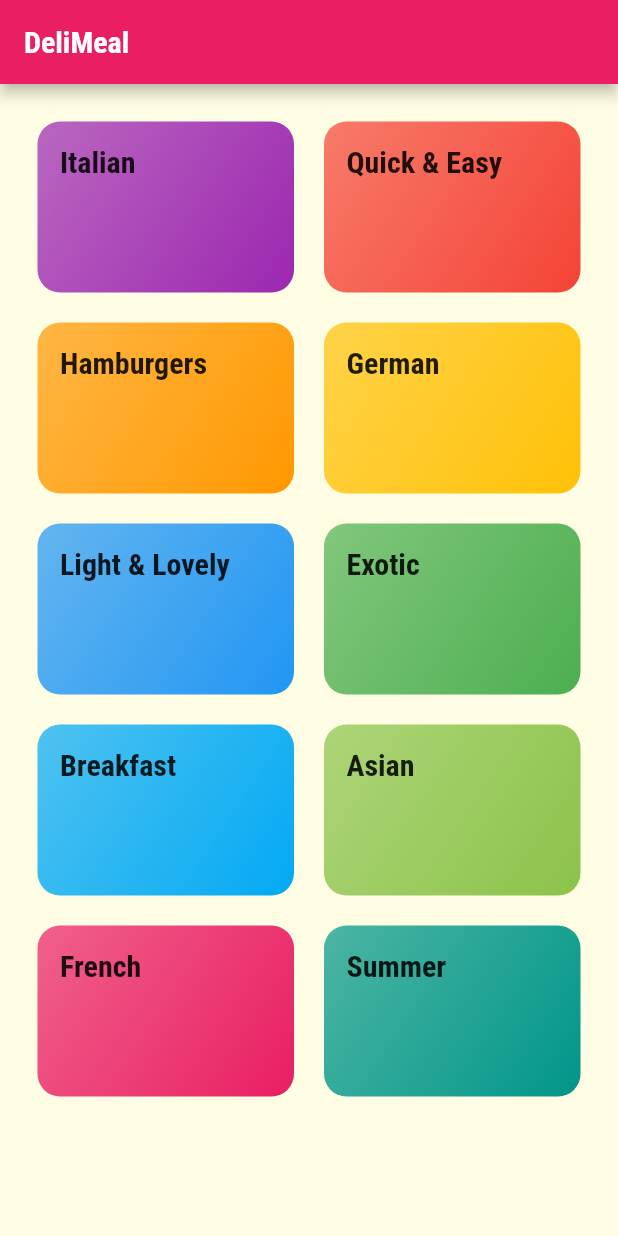
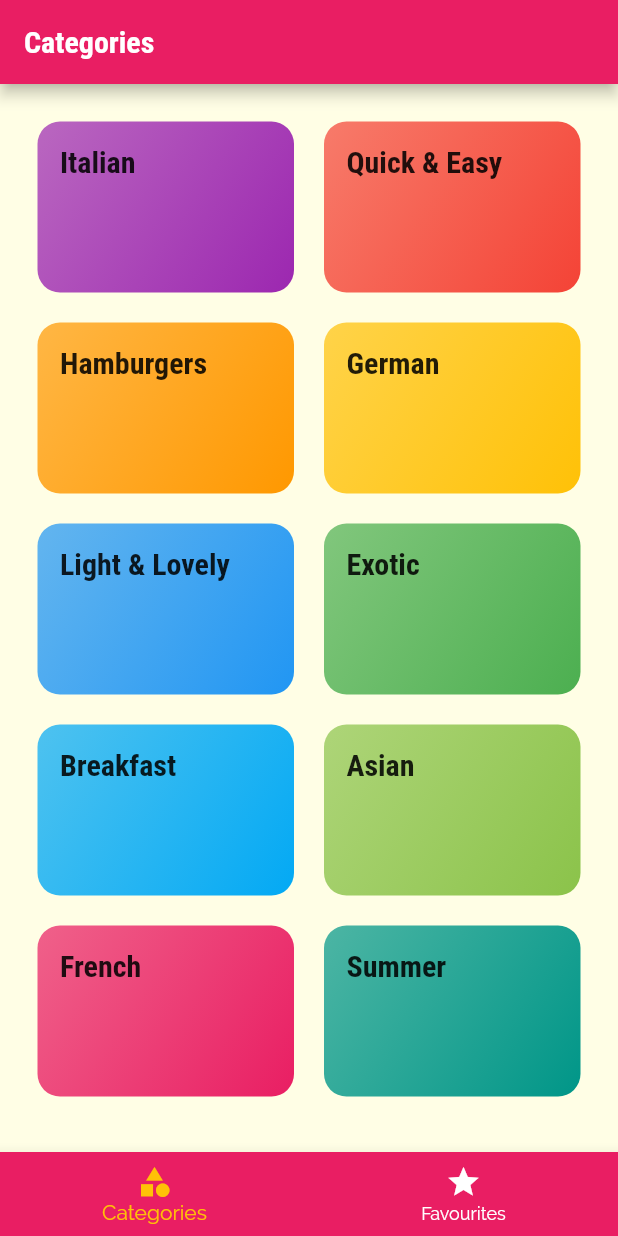
Before and after one commit to PaulTA91/meals_app, a Flutter app: the screen it shows after launch, on a phone screen of 412 x 824 dp. Run offline on Flutter 3.47's test engine with Material 2 defaults, Android fonts, the phone set to English and light mode, and no system bars.

Commit message:
Lesson 174&175: TabBars

```diff
--- a/lib/main.dart
+++ b/lib/main.dart
@@ -3,6 +3,7 @@ import 'package:flutter/material.dart';
 import './screens/meal_details_screen.dart';
 import './screens/category_meals_screen.dart';
 import './screens/categories_screen.dart';
+import './screens/tabs_screen.dart';
 
 void main() => runApp(MyApp());
 
@@ -32,7 +33,7 @@ class MyApp extends StatelessWidget {
       // home: CategoriesScreen(),
       initialRoute: '/', // default is '/'
       routes: {
-        '/': (ctx) => CategoriesScreen(),
+        '/': (ctx) => TabsScreen(),
         CategoryMealsScreen.routeName: (ctx) => CategoryMealsScreen(),
         MealDetailScreen.routeName: (ctx) => MealDetailScreen(),
       },
--- a/lib/screens/categories_screen.dart
+++ b/lib/screens/categories_screen.dart
@@ -6,11 +6,7 @@ import '../widgets/category_item.dart';
 class CategoriesScreen extends StatelessWidget {
   @override
   Widget build(BuildContext context) {
-    return Scaffold(
-      appBar: AppBar(
-        title: const Text('DeliMeal'),
-      ),
-      body: GridView(
+    return GridView(
       padding: const EdgeInsets.all(25),
       children: DUMMY_CATEGORIES
           .map(
@@ -27,7 +23,6 @@ class CategoriesScreen extends StatelessWidget {
         crossAxisSpacing: 20,
         mainAxisSpacing: 20,
       ),
-      ),
     );
   }
 }
--- /dev/null
+++ b/lib/screens/favourites_screen.dart
@@ -0,0 +1,10 @@
+import 'package:flutter/material.dart';
+
+class FavouritesScreen extends StatelessWidget {
+  @override
+  Widget build(BuildContext context) {
+    return Center(
+      child: Text('The Favourites'),
+    );
+  }
+}
--- /dev/null
+++ b/lib/screens/tabs_screen.dart
@@ -0,0 +1,58 @@
+import 'package:flutter/material.dart';
+
+import './categories_screen.dart';
+import './favourites_screen.dart';
+
+class TabsScreen extends StatefulWidget {
+  @override
+  State<TabsScreen> createState() => _TabsScreenState();
+}
+
+class _TabsScreenState extends State<TabsScreen> {
+  final List<Map<String, Object>> _pages = [
+    {'page': CategoriesScreen(), 'title': 'Categories'},
+    {'page': FavouritesScreen(), 'title': 'Your Favourites'},
+  ];
+
+  int _selectedPageIndex = 0;
+
+  void _selectPage(int index) {
+    setState(() {
+      _selectedPageIndex = index;
+    });
+  }
+
+  @override
+  Widget build(BuildContext context) {
+    return Scaffold(
+      appBar: AppBar(
+        title: Text(_pages[_selectedPageIndex]['title']),
+      ),
+      body: _pages[_selectedPageIndex]['page'],
+      bottomNavigationBar: BottomNavigationBar(
+        onTap: _selectPage,
+        backgroundColor: Theme.of(context).colorScheme.primary,
+        unselectedItemColor: Colors.white,
+        selectedItemColor: Theme.of(context).colorScheme.secondary,
+        currentIndex: _selectedPageIndex,
+        // type: BottomNavigationBarType.shifting,
+        items: [
+          BottomNavigationBarItem(
+            // backgroundColor: Theme.of(context).colorScheme.primary,
+            icon: Icon(
+              Icons.category,
+            ),
+            label: 'Categories',
+          ),
+          BottomNavigationBarItem(
+            // backgroundColor: Theme.of(context).colorScheme.primary,
+            icon: Icon(
+              Icons.star,
+            ),
+            label: 'Favourites',
+          ),
+        ],
+      ),
+    );
+  }
+}
```
Lines whose indentation alone changed are shown as unchanged.
